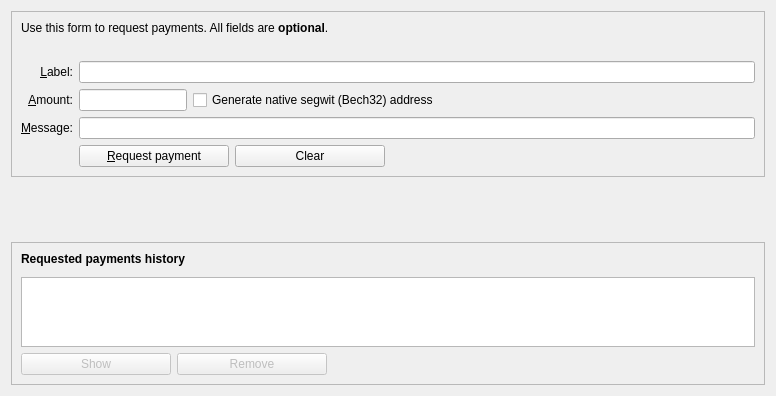
Qt form src/qt/forms/receivecoinsdialog.ui (nutucoin/NutucoinV2) before a commit.
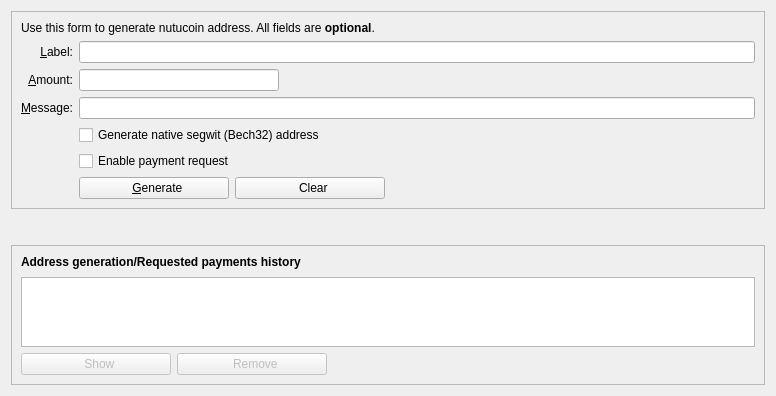
The same form after that commit. Icons and pictures are not drawn. Custom widgets are drawn as their Qt base class.

Commit message: Add "Generate nutucoin" address feature

Diff of the .ui file:
```diff
--- a/src/qt/forms/receivecoinsdialog.ui
+++ b/src/qt/forms/receivecoinsdialog.ui
@@ -29,12 +29,67 @@
       <item>
        <widget class="QLabel" name="title">
         <property name="text">
-         <string>Use this form to request payments. All fields are &lt;b&gt;optional&lt;/b&gt;.</string>
+         <string>Use this form to generate nutucoin address. All fields are &lt;b&gt;optional&lt;/b&gt;.</string>
         </property>
        </widget>
       </item>
       <item>
        <layout class="QGridLayout" name="gridLayout">
+        <item row="4" column="2">
+         <layout class="QHBoxLayout" name="horizontalLayout_3">
+          <item>
+           <widget class="QLineEdit" name="reqLabel">
+            <property name="sizePolicy">
+             <sizepolicy hsizetype="Expanding" vsizetype="Fixed">
+              <horstretch>0</horstretch>
+              <verstretch>0</verstretch>
+             </sizepolicy>
+            </property>
+            <property name="toolTip">
+             <string>An optional label to associate with the new receiving address.</string>
+            </property>
+           </widget>
+          </item>
+         </layout>
+        </item>
+        <item row="8" column="2">
+         <widget class="QCheckBox" name="requestPayment">
+          <property name="layoutDirection">
+           <enum>Qt::LeftToRight</enum>
+          </property>
+          <property name="text">
+           <string>Enable payment request</string>
+          </property>
+          <property name="tristate">
+           <bool>false</bool>
+          </property>
+         </widget>
+        </item>
+        <item row="7" column="2">
+         <widget class="QCheckBox" name="useBech32">
+          <property name="sizePolicy">
+           <sizepolicy hsizetype="Fixed" vsizetype="Fixed">
+            <horstretch>0</horstretch>
+            <verstretch>0</verstretch>
+           </sizepolicy>
+          </property>
+          <property name="maximumSize">
+           <size>
+            <width>1000</width>
+            <height>16777215</height>
+           </size>
+          </property>
+          <property name="focusPolicy">
+           <enum>Qt::StrongFocus</enum>
+          </property>
+          <property name="toolTip">
+           <string>Native segwit addresses (aka Bech32 or BIP-173) reduce your transaction fees later on and offer better protection against typos, but old wallets don't support them. When unchecked, an address compatible with older wallets will be created instead.</string>
+          </property>
+          <property name="text">
+           <string>Generate native segwit (Bech32) address</string>
+          </property>
+         </widget>
+        </item>
         <item row="5" column="0">
          <widget class="QLabel" name="label">
           <property name="toolTip">
@@ -67,20 +122,6 @@
           </property>
          </widget>
         </item>
-        <item row="4" column="2">
-         <widget class="QLineEdit" name="reqLabel">
-          <property name="toolTip">
-           <string>An optional label to associate with the new receiving address.</string>
-          </property>
-         </widget>
-        </item>
-        <item row="2" column="2">
-         <widget class="QLabel" name="label_5">
-          <property name="text">
-           <string/>
-          </property>
-         </widget>
-        </item>
         <item row="4" column="0">
          <widget class="QLabel" name="label_2">
           <property name="toolTip">
@@ -104,7 +145,7 @@
           </property>
          </widget>
         </item>
-        <item row="7" column="2">
+        <item row="9" column="2">
          <layout class="QHBoxLayout" name="horizontalLayout">
           <item>
            <widget class="QPushButton" name="receiveButton">
@@ -115,7 +156,7 @@
              </size>
             </property>
             <property name="text">
-             <string>&amp;Request payment</string>
+             <string>  &amp;Generate</string>
             </property>
             <property name="icon">
              <iconset resource="../bitcoin.qrc">
@@ -141,7 +182,7 @@
              <string>Clear all fields of the form.</string>
             </property>
             <property name="text">
-             <string>Clear</string>
+             <string>  Clear</string>
             </property>
             <property name="icon">
              <iconset resource="../bitcoin.qrc">
@@ -167,7 +208,7 @@
           </item>
          </layout>
         </item>
-        <item row="7" column="0">
+        <item row="9" column="0">
          <widget class="QLabel" name="label_7">
           <property name="text">
            <string/>
@@ -186,7 +227,7 @@
             </property>
             <property name="minimumSize">
              <size>
-              <width>80</width>
+              <width>200</width>
               <height>0</height>
              </size>
             </property>
@@ -201,31 +242,6 @@
             </property>
            </widget>
           </item>
-          <item>
-           <widget class="QCheckBox" name="useBech32">
-            <property name="sizePolicy">
-             <sizepolicy hsizetype="Fixed" vsizetype="Fixed">
-              <horstretch>0</horstretch>
-              <verstretch>0</verstretch>
-             </sizepolicy>
-            </property>
-            <property name="maximumSize">
-             <size>
-              <width>1000</width>
-              <height>16777215</height>
-             </size>
-            </property>
-            <property name="focusPolicy">
-             <enum>Qt::StrongFocus</enum>
-            </property>
-            <property name="toolTip">
-             <string>Native segwit addresses (aka Bech32 or BIP-173) reduce your transaction fees later on and offer better protection against typos, but old wallets don't support them. When unchecked, an address compatible with older wallets will be created instead.</string>
-            </property>
-            <property name="text">
-             <string>Generate native segwit (Bech32) address</string>
-            </property>
-           </widget>
-          </item>
           <item>
            <spacer name="horizontalSpacer_3">
             <property name="orientation">
@@ -283,7 +299,7 @@
          </font>
         </property>
         <property name="text">
-         <string>Requested payments history</string>
+         <string>Address generation/Requested payments history</string>
         </property>
        </widget>
       </item>
@@ -298,7 +314,7 @@
         <property name="sizeHint" stdset="0">
          <size>
           <width>20</width>
-          <height>5</height>
+          <height>2</height>
          </size>
         </property>
        </spacer>
@@ -333,7 +349,7 @@
            <string>Show the selected request (does the same as double clicking an entry)</string>
           </property>
           <property name="text">
-           <string>Show</string>
+           <string>  Show</string>
           </property>
           <property name="icon">
            <iconset resource="../bitcoin.qrc">
@@ -359,7 +375,7 @@
            <string>Remove the selected entries from the list</string>
           </property>
           <property name="text">
-           <string>Remove</string>
+           <string>  Remove</string>
           </property>
           <property name="icon">
            <iconset resource="../bitcoin.qrc">
```
Left out of the diff: 2 changed lines with no effect on the pictures. The commit also changes 3 other files.
